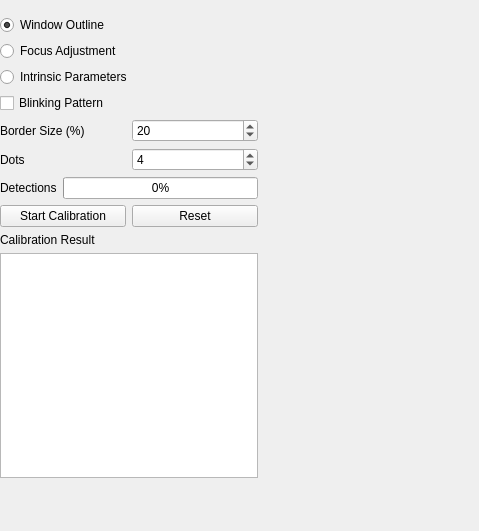
This is dvs_calib_gui/resource/widget.ui in uzh-rpg/rpg_dvs_ros as Qt 5 draws it before an edit. The edited form follows.
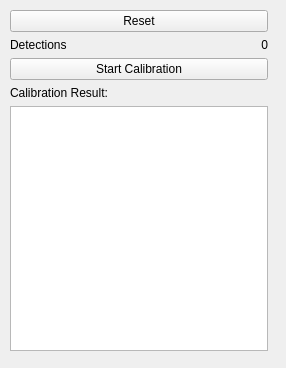
This is the edited form.

Patch:
```diff
--- a/dvs_calib_gui/resource/widget.ui
+++ b/dvs_calib_gui/resource/widget.ui
@@ -6,105 +6,32 @@
    <rect>
     <x>0</x>
     <y>0</y>
-    <width>479</width>
-    <height>531</height>
+    <width>286</width>
+    <height>368</height>
    </rect>
   </property>
   <property name="windowTitle">
    <string>DVS Calibration</string>
   </property>
-  <widget class="QWidget" name="layoutWidget">
+  <widget class="QWidget" name="">
    <property name="geometry">
     <rect>
-     <x>0</x>
-     <y>15</y>
+     <x>10</x>
+     <y>10</y>
      <width>258</width>
-     <height>463</height>
+     <height>341</height>
     </rect>
    </property>
-   <layout class="QGridLayout" name="gridLayout">
-    <item row="0" column="0" colspan="2">
-     <widget class="QRadioButton" name="windowOutlineButton">
+   <layout class="QVBoxLayout" name="verticalLayout">
+    <item>
+     <widget class="QPushButton" name="button_reset">
       <property name="text">
-       <string>Window Outline</string>
+       <string>Reset</string>
       </property>
-      <property name="checked">
-       <bool>true</bool>
-      </property>
      </widget>
     </item>
-    <item row="1" column="0" colspan="2">
-     <widget class="QRadioButton" name="focusAdjustmentButton">
-      <property name="text">
-       <string>Focus Adjustment</string>
-      </property>
-      <property name="checked">
-       <bool>false</bool>
-      </property>
-     </widget>
-    </item>
-    <item row="2" column="0" colspan="2">
-     <widget class="QRadioButton" name="intrinsicCalibrationButton">
-      <property name="text">
-       <string>Intrinsic Parameters</string>
-      </property>
-      <property name="checked">
-       <bool>false</bool>
-      </property>
-     </widget>
-    </item>
-    <item row="3" column="0" colspan="2">
-     <widget class="QCheckBox" name="checkboxBlinking">
-      <property name="layoutDirection">
-       <enum>Qt::LeftToRight</enum>
-      </property>
-      <property name="text">
-       <string>Blinking Pattern</string>
-      </property>
-     </widget>
-    </item>
-    <item row="4" column="0">
-     <widget class="QLabel" name="label_2">
-      <property name="text">
-       <string>Border Size (%)</string>
-      </property>
-     </widget>
-    </item>
-    <item row="4" column="1">
-     <widget class="QSpinBox" name="borderSizeSpinBox">
-      <property name="maximum">
-       <number>100</number>
-      </property>
-      <property name="singleStep">
-       <number>1</number>
-      </property>
-      <property name="value">
-       <number>20</number>
-      </property>
-     </widget>
-    </item>
-    <item row="5" column="0">
-     <widget class="QLabel" name="label">
-      <property name="text">
-       <string>Dots</string>
-      </property>
-     </widget>
-    </item>
-    <item row="5" column="1">
-     <widget class="QSpinBox" name="dotsSpinBox">
-      <property name="minimum">
-       <number>2</number>
-      </property>
-      <property name="maximum">
-       <number>10</number>
-      </property>
-      <property name="value">
-       <number>4</number>
-      </property>
-     </widget>
-    </item>
-    <item row="6" column="0" colspan="2">
-     <layout class="QHBoxLayout" name="horizontalLayout_3">
+    <item>
+     <layout class="QHBoxLayout" name="horizontalLayout">
       <item>
        <widget class="QLabel" name="label_3">
         <property name="text">
@@ -113,41 +40,40 @@
        </widget>
       </item>
       <item>
-       <widget class="QProgressBar" name="detectionsProgressBar">
-        <property name="value">
-         <number>0</number>
-        </property>
-       </widget>
-      </item>
-     </layout>
-    </item>
-    <item row="7" column="0" colspan="2">
-     <layout class="QHBoxLayout" name="horizontalLayout_2">
-      <item>
-       <widget class="QPushButton" name="button_start">
+       <widget class="QLabel" name="numDetectionsLabel">
         <property name="text">
-         <string>Start Calibration</string>
+         <string>0</string>
         </property>
-       </widget>
-      </item>
-      <item>
-       <widget class="QPushButton" name="button_reset">
-        <property name="text">
-         <string>Reset</string>
+        <property name="alignment">
+         <set>Qt::AlignRight|Qt::AlignTrailing|Qt::AlignVCenter</set>
         </property>
        </widget>
       </item>
      </layout>
     </item>
-    <item row="8" column="0" colspan="2">
+    <item>
+     <widget class="QPushButton" name="button_start">
+      <property name="text">
+       <string>Start Calibration</string>
+      </property>
+     </widget>
+    </item>
+    <item>
      <widget class="QLabel" name="label_4">
       <property name="text">
-       <string>Calibration Result</string>
+       <string>Calibration Result:</string>
       </property>
      </widget>
     </item>
-    <item row="9" column="0" colspan="2">
-     <widget class="QPlainTextEdit" name="calibrationResultText"/>
+    <item>
+     <widget class="QPlainTextEdit" name="calibrationResultText">
+      <property name="undoRedoEnabled">
+       <bool>false</bool>
+      </property>
+      <property name="textInteractionFlags">
+       <set>Qt::TextSelectableByKeyboard|Qt::TextSelectableByMouse</set>
+      </property>
+     </widget>
     </item>
    </layout>
   </widget>
```
